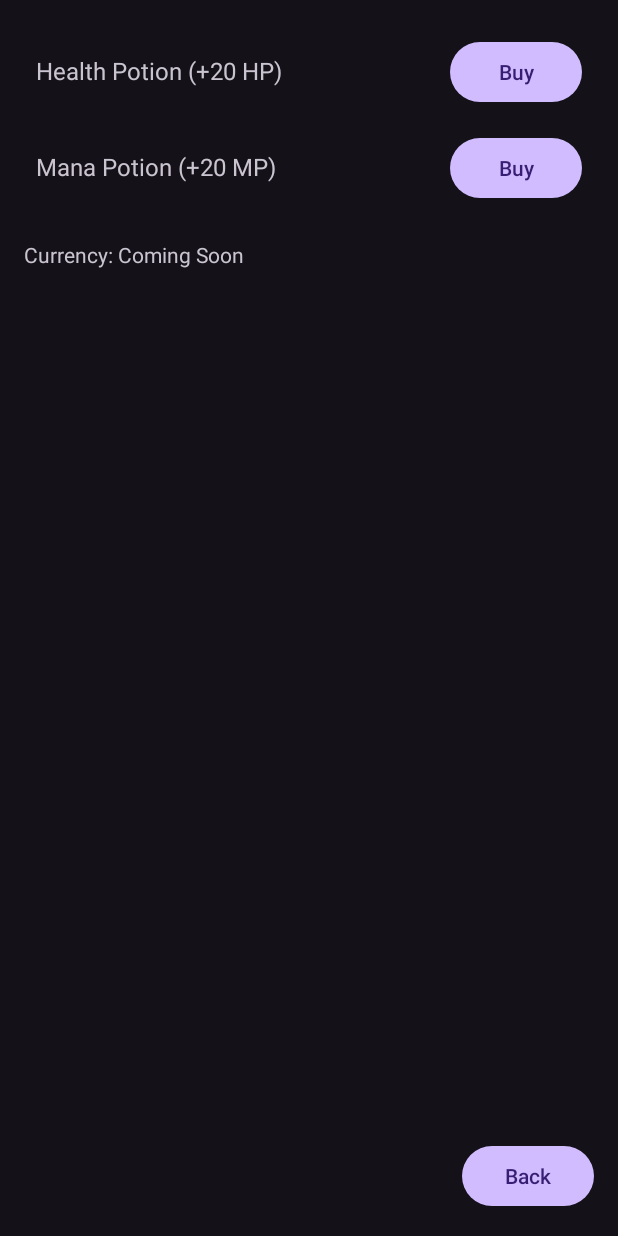
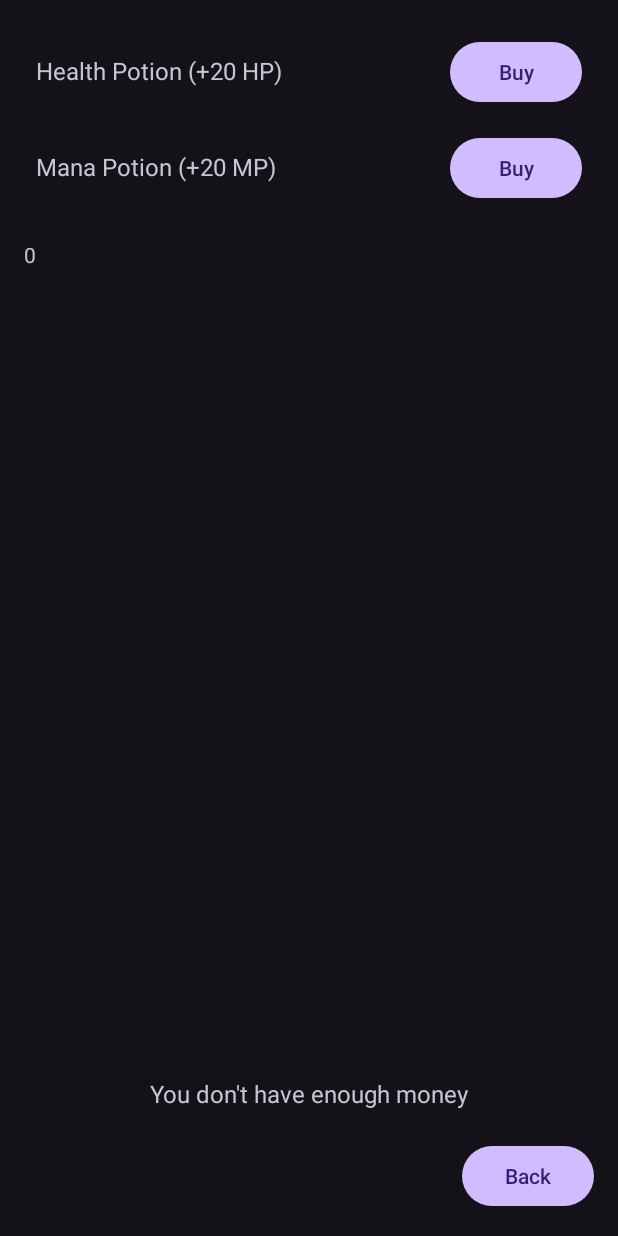
Before and after one commit to Samestora/pemrograman-kotlin, an Android app: the fragment StoreFragment placed in its activity, after a tap on "Buy", on a phone screen of 412 x 824 dp. Run offline under Robolectric (Android 15) with nearby library versions, the phone set to English and light mode, and no system bars.

Commit message:
Adding currency system

```diff
--- a/app/src/main/java/com/sgdc/roguelike/domain/character/Player.kt
+++ b/app/src/main/java/com/sgdc/roguelike/domain/character/Player.kt
@@ -14,6 +14,8 @@ class Player (name: String,
 
     val skills = mutableListOf<Skill>()
     val items = mutableListOf<InventoryItem>()
+
+    var money: Int = 0
 
 
     override fun attack(target: Character) {
--- a/app/src/main/java/com/sgdc/roguelike/domain/item/Item.kt
+++ b/app/src/main/java/com/sgdc/roguelike/domain/item/Item.kt
@@ -5,6 +5,7 @@ import com.sgdc.roguelike.domain.character.Character
 interface Item {
     val name : String
     val description : String
+    val price: Int
     fun useItem(user : Character)
 }
 
@@ -16,6 +17,7 @@ data class InventoryItem(
 class HealthPotion:Item{
     override val name = "Health Potion"
     override val description = ""
+    override val price = 20
     override fun useItem(user: Character) {
         user.health = (user.health + 20).coerceAtMost(user.maxHealth)
     }
@@ -24,6 +26,7 @@ class HealthPotion:Item{
 class ManaPotion:Item{
     override val name = "Mana Potion"
     override val description = ""
+    override val price = 30
     override fun useItem(user: Character) {
         user.mana = (user.health + 20).coerceAtMost(user.maxMana)
     }
--- a/app/src/main/java/com/sgdc/roguelike/ui/fragment/BattleFragment.kt
+++ b/app/src/main/java/com/sgdc/roguelike/ui/fragment/BattleFragment.kt
@@ -115,7 +115,6 @@ class BattleFragment : Fragment() {
                 debugBar.text = monster.maxHealth.toString()
 
                 if (monster.health <= 0) {
-                    gameViewModel.finishBattle()
                     mainViewModel.navigateTo(Screen.Gacha)
                 }
             }
--- a/app/src/main/java/com/sgdc/roguelike/ui/fragment/StoreFragment.kt
+++ b/app/src/main/java/com/sgdc/roguelike/ui/fragment/StoreFragment.kt
@@ -8,6 +8,7 @@ import android.widget.Button
 import android.widget.TextView
 import androidx.fragment.app.Fragment
 import androidx.fragment.app.activityViewModels
+import androidx.lifecycle.lifecycleScope
 import com.sgdc.roguelike.R
 import com.sgdc.roguelike.domain.bgm.SfxManager
 import com.sgdc.roguelike.domain.item.HealthPotion
@@ -15,6 +16,8 @@ import com.sgdc.roguelike.domain.item.ManaPotion
 import com.sgdc.roguelike.ui.viewmodel.GameViewModel
 import com.sgdc.roguelike.ui.viewmodel.MainViewModel
 import com.sgdc.roguelike.ui.viewmodel.Screen
+import kotlinx.coroutines.delay
+import kotlinx.coroutines.launch
 import kotlin.getValue
 
 class StoreFragment : Fragment() {
@@ -30,21 +33,40 @@ class StoreFragment : Fragment() {
         val btnBuyHealthPotion = view.findViewById<Button>(R.id.btnBuyHealthPotion)
         val backBtn = view.findViewById<Button>(R.id.backBtn)
         val btnBuyManaPotion = view.findViewById<Button>(R.id.btnBuyManaPotion)
+        val warningText = view.findViewById<TextView>(R.id.tvWarning)
+        gameViewModel.player.observe(viewLifecycleOwner) { player ->
+            view.findViewById<TextView>(R.id.tvCurrency).text = player.money.toString()
+        }
 
         // Buy Health Potion
         btnBuyHealthPotion.setOnClickListener {
-            gameViewModel.playerAddItem(HealthPotion())
-            SfxManager.play("buy")
+            val buy = gameViewModel.playerAddItem(HealthPotion())
+            if(!buy){
+                warningText.visibility = View.VISIBLE
+                viewLifecycleOwner.lifecycleScope.launch {
+                    delay(1500)
+                    warningText.visibility = View.GONE
+                }
+            }
+            else{ SfxManager.play("buy") }
         }
 
         // Buy Mana Potion
         btnBuyManaPotion.setOnClickListener {
-            gameViewModel.playerAddItem(ManaPotion())
-            SfxManager.play("buy")
+            val buy = gameViewModel.playerAddItem(ManaPotion())
+            if(!buy){
+                warningText.visibility = View.VISIBLE
+                viewLifecycleOwner.lifecycleScope.launch {
+                    delay(1500)
+                    warningText.visibility = View.GONE
+                }
+            }
+            else{ SfxManager.play("buy") }
         }
 
         backBtn.setOnClickListener {
             mainViewModel.navigateTo(Screen.Rest)
+            warningText.visibility = View.GONE
             SfxManager.play("button")
         }
 
--- a/app/src/main/java/com/sgdc/roguelike/ui/viewmodel/GameViewModel.kt
+++ b/app/src/main/java/com/sgdc/roguelike/ui/viewmodel/GameViewModel.kt
@@ -46,8 +46,10 @@ class GameViewModel : ViewModel() {
     }
 
     fun finishBattle() {
+        val player = _player.value?: return
         _battleFinished.value = true
         _monster.value = null
+        player.money += (5..20).random() + ((_stageFloor.value?: 1) + 5)
         _stageFloor.value = (_stageFloor.value ?: 1) + 1
     }
 
@@ -180,10 +182,17 @@ class GameViewModel : ViewModel() {
         }
     }
 
-    fun playerAddItem(item: Item) {
-        val player = _player.value ?: return
-        player.addItem(item)
-        updatePlayer(player)
+    fun playerAddItem(item: Item): Boolean {
+        val player = _player.value ?: return false
+        if((item.price - player.money) < 0){
+            player.money -= item.price
+            player.addItem(item)
+            updatePlayer(player)
+            return true
+        }
+        else{
+            return false
+        }
     }
 
     fun playerUseItem(item: Item) {
--- a/app/src/main/res/layout/fragment_store.xml
+++ b/app/src/main/res/layout/fragment_store.xml
@@ -69,11 +69,29 @@
     </ScrollView>
 
     <!-- Tombol Back di pojok kanan bawah -->
-    <Button
-        android:id="@+id/backBtn"
-        android:text="Back"
-        android:layout_width="wrap_content"
-        android:layout_height="wrap_content"
-        android:layout_gravity="bottom|end"
-        android:layout_margin="16dp"/>
+    <LinearLayout
+        android:orientation="vertical"
+        android:gravity="end|bottom"
+        android:layout_width="match_parent"
+        android:layout_height="match_parent"
+        android:padding="16dp">
+
+        <TextView
+            android:id="@+id/tvWarning"
+            android:layout_width="wrap_content"
+            android:layout_height="wrap_content"
+            android:text="You don't have enough money"
+            android:textSize="16sp"
+            android:layout_gravity="center"
+            android:visibility="gone"
+            android:layout_marginBottom="20dp"/>
+
+        <Button
+            android:id="@+id/backBtn"
+            android:layout_width="wrap_content"
+            android:layout_height="wrap_content"
+            android:text="Back"
+            android:layout_gravity="end"/>
+    </LinearLayout>
+
 </FrameLayout>
```
